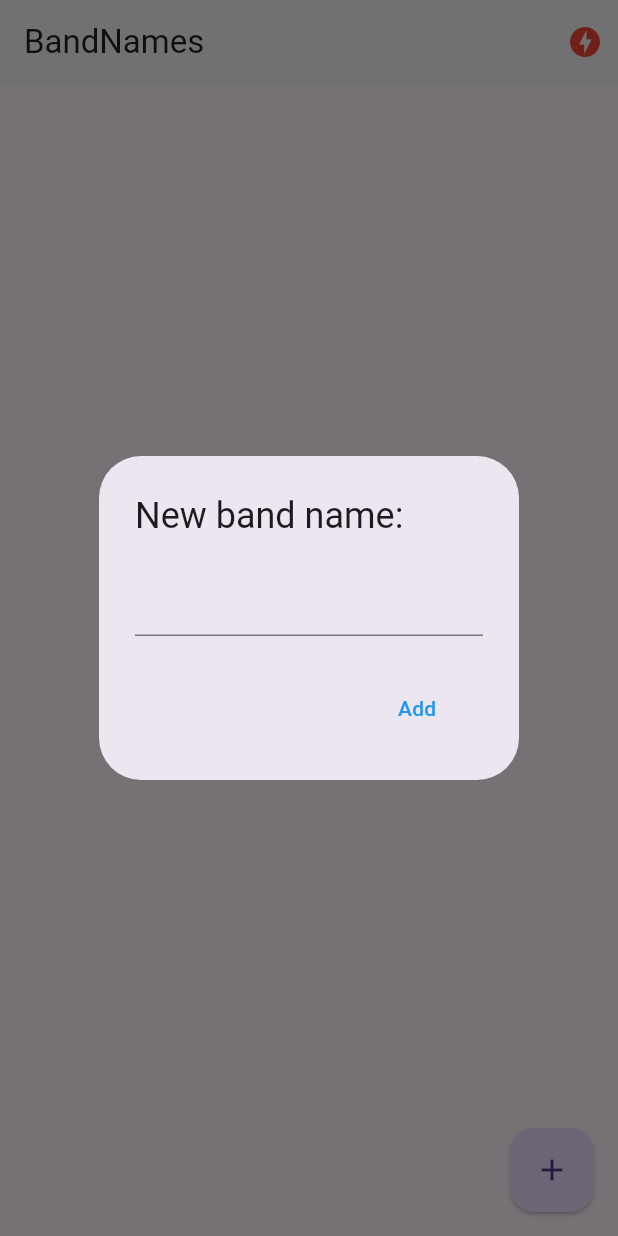
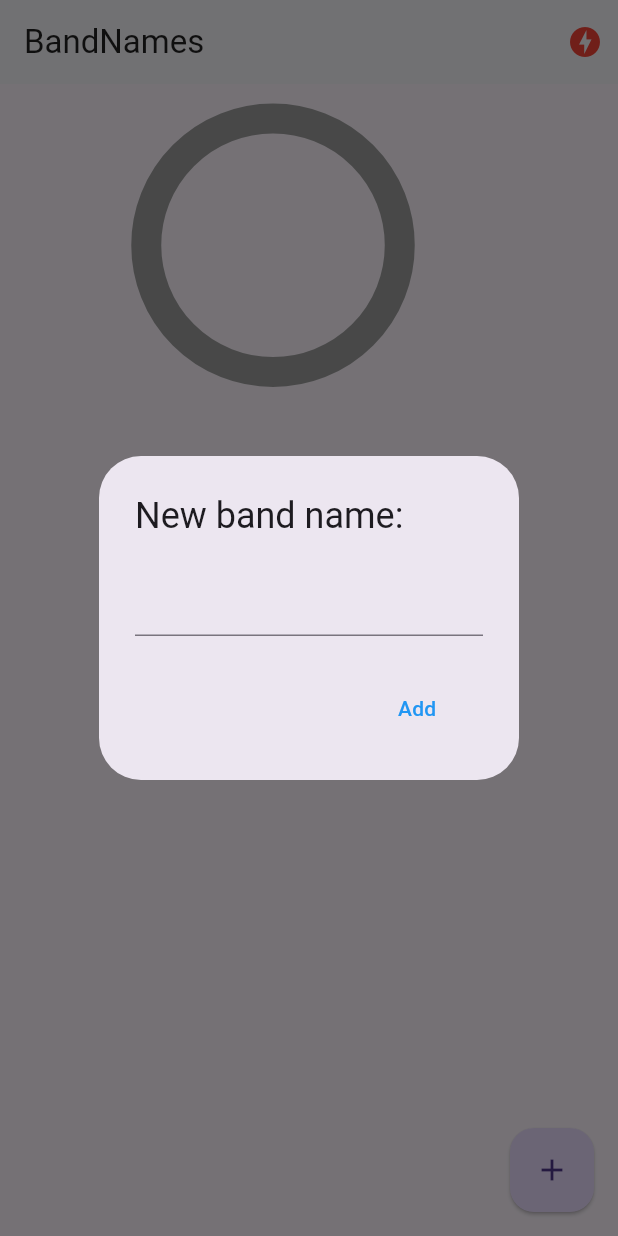
Before and after one commit to Yader1/flutter-band-names, a Flutter app: the screen it shows after launch, after a tap on the "add" icon, on a phone screen of 412 x 824 dp. Run offline on Flutter 3.47's test engine with Material 3 defaults, Android fonts, the phone set to English and light mode, and no system bars; drawn by our look-alikes of pie_chart; our stand-ins replace socket_io_client; network calls fail.

Commit message:
feat: Grafica en tiempo real

```diff
--- a/lib/pages/home.dart
+++ b/lib/pages/home.dart
@@ -1,9 +1,9 @@
-import 'dart:developer';
 import 'dart:io';
 
 import 'package:flutter/cupertino.dart';
 import 'package:flutter/material.dart';
 import 'package:provider/provider.dart';
+import 'package:pie_chart/pie_chart.dart';
 
 import '../models/band.dart';
 import '../services/socket_service.dart';
@@ -56,9 +56,16 @@ class _HomePageState extends State<HomePage> {
           )
         ],
       ),
-      body: ListView.builder(
-        itemCount: bands.length,
-        itemBuilder: (context, i) => _bandTile(bands[i])
+      body: Column(
+        children: [
+          _showGraph(),
+          Expanded(
+            child: ListView.builder(
+              itemCount: bands.length,
+              itemBuilder: (context, i) => _bandTile(bands[i])
+            ),
+          ),
+        ],
       ),
       floatingActionButton: FloatingActionButton(
         onPressed: addNewBand,
@@ -154,4 +161,21 @@ class _HomePageState extends State<HomePage> {
 
     Navigator.pop(context);
   }
+
+  Widget _showGraph(){
+    final dataMap = <String, double>{};
+    for (var band in bands) {
+      dataMap.putIfAbsent(band.name!, ()=> band.votes!.toDouble());
+    }
+
+    return Container(
+      padding: const EdgeInsets.only(top: 15),
+      width: double.infinity,
+      height: 200.00,
+      child: PieChart(
+        dataMap: dataMap,
+        chartType: ChartType.ring,
+      )
+    );
+  }
 }
--- a/lib/services/socket_service.dart
+++ b/lib/services/socket_service.dart
@@ -1,5 +1,3 @@
-import 'dart:developer';
-
 import 'package:flutter/material.dart';
 import 'package:socket_io_client/socket_io_client.dart' as IO;
 
--- a/pubspec.yaml
+++ b/pubspec.yaml
@@ -14,6 +14,7 @@ dependencies:
   cupertino_icons: ^1.0.6
   socket_io_client: ^2.0.3+1
   provider: ^6.1.2
+  pie_chart: ^5.4.0
 
 dev_dependencies:
   flutter_test:
```
Also changed, not shown: pubspec.lock.
